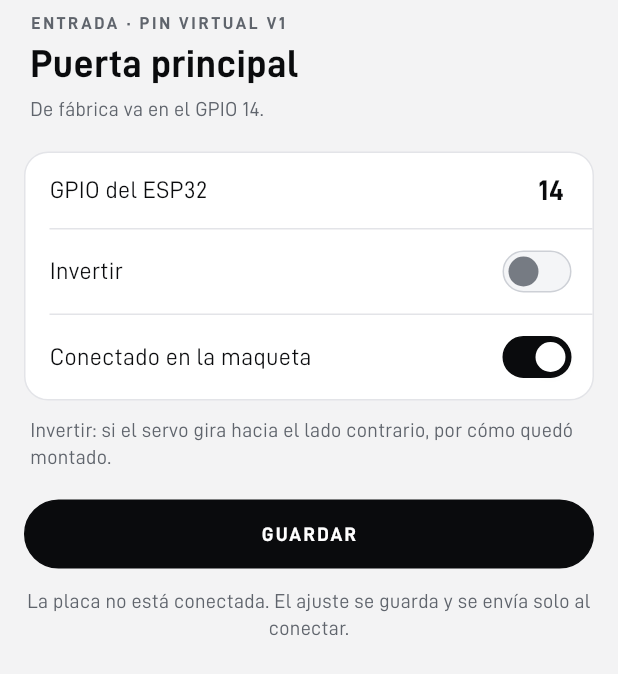
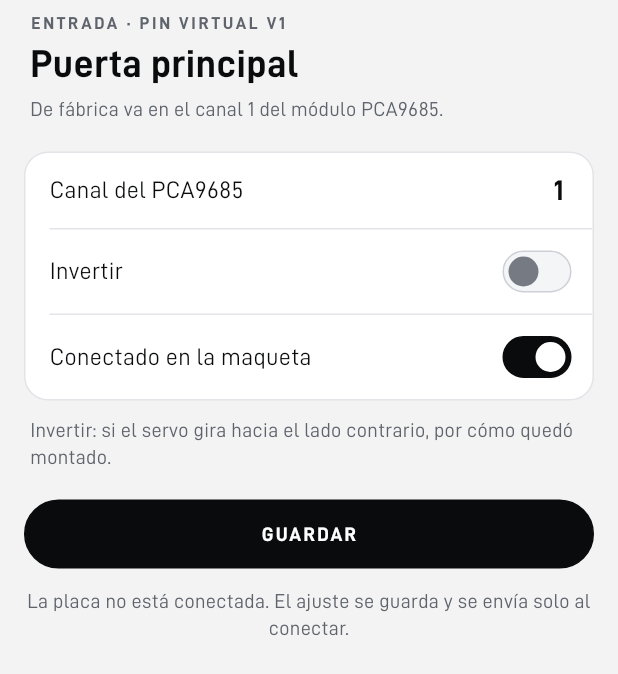
Before and after one commit to Samestves/Domotica-Control-App, a Flutter app: the _PinSheet widget shown alone on an empty page, opened directly with sample values from the repository, on a phone screen of 412 x 824 dp. Shown: the top 674 px of the screen. Run offline on Flutter 3.47's test engine with Material 3 defaults, Android fonts, the phone set to English and light mode, and no system bars; our stand-ins replace flutter_blue_plus, flutter_tts, shared_preferences, speech_to_text; accounts and stored records are empty; network calls fail.

Commit message:
casa-0.8 (servos por el módulo PCA9685) y app 0.9.5 con canales del PCA
- Firmware: puertas y persianas por el PCA9685 (SDA 21, SCL 22), canal = su pin virtual; se mueven
  de a uno (150 ms); ERR si el módulo no responde y lo vuelve a buscar cada 2 s; GPIO 21 y 22
  reservados; memoria Minimal SPIFFS (lista para actualizar por Wi-Fi). La clave y los ajustes de
  casa-0.7 se conservan (misma zona nvs). Compilada en firmware/versiones/casa-0.8; sin probar en placa.
- App: la hoja de pines pide el canal en puertas y persianas (CFG 100 + canal); los ajustes viejos de
  servos pasan a su canal. 87 pruebas.

Co-Authored-By: Claude Opus 5.5 <noreply@anthropic.com>

```diff
--- a/lib/models/controls.dart
+++ b/lib/models/controls.dart
@@ -6,7 +6,8 @@ export 'pins.dart';
 enum ControlKind { light, door, blind }
 
 /// Un control del panel Casa. El número de pin virtual (V0, V10…) es lo que viaja en el mensaje
-/// y es el mismo que usaba el grupo en Blynk. `gpio` es el pin físico por defecto en el ESP32.
+/// y es el mismo que usaba el grupo en Blynk. `gpio` es el pin de fábrica: en las luces, el GPIO del ESP32;
+/// en puertas y persianas, el canal del módulo PCA9685 (desde casa-0.8), que es su mismo pin virtual.
 class ControlSpec {
   final int vpin;
   final String label;
@@ -27,36 +28,49 @@ class ControlSpec {
   });
 
   bool get isGarage => vpin == CasaPins.garage;
+
+  /// Puertas y persianas van en el módulo PCA9685, no en un GPIO.
+  bool get onPca => kind == ControlKind.door || kind == ControlKind.blind;
 }
 
-/// Cableado de la maqueta del grupo, según su documento «Conexiones GPIO».
+/// Cableado de la maqueta del grupo. Luces: su documento «Conexiones GPIO». Puertas y persianas:
+/// el canal del módulo PCA9685 con su mismo número de pin virtual (casa-0.8).
 const casaControls = <ControlSpec>[
-  ControlSpec(vpin: 1, label: 'Puerta principal', room: 'Entrada', kind: ControlKind.door, gpio: 14),
+  ControlSpec(vpin: 1, label: 'Puerta principal', room: 'Entrada', kind: ControlKind.door, gpio: 1),
   ControlSpec(vpin: 10, label: 'Luz 1', room: 'Sala', kind: ControlKind.light, gpio: 2),
   ControlSpec(vpin: 11, label: 'Luz 2', room: 'Sala', kind: ControlKind.light, gpio: 4),
-  ControlSpec(vpin: 2, label: 'Puerta', room: 'Sala', kind: ControlKind.door, gpio: 15),
-  ControlSpec(vpin: 5, label: 'Persiana', room: 'Sala', kind: ControlKind.blind, gpio: 18),
+  ControlSpec(vpin: 2, label: 'Puerta', room: 'Sala', kind: ControlKind.door, gpio: 2),
+  ControlSpec(vpin: 5, label: 'Persiana', room: 'Sala', kind: ControlKind.blind, gpio: 5),
   ControlSpec(vpin: 12, label: 'Luz', room: 'Cocina', kind: ControlKind.light, gpio: 5),
-  ControlSpec(vpin: 7, label: 'Persiana 1', room: 'Cocina', kind: ControlKind.blind, gpio: 21),
-  ControlSpec(vpin: 8, label: 'Persiana 2', room: 'Cocina', kind: ControlKind.blind, gpio: 22),
+  ControlSpec(vpin: 7, label: 'Persiana 1', room: 'Cocina', kind: ControlKind.blind, gpio: 7),
+  ControlSpec(vpin: 8, label: 'Persiana 2', room: 'Cocina', kind: ControlKind.blind, gpio: 8),
   ControlSpec(vpin: 13, label: 'Luz', room: 'Baño', kind: ControlKind.light, gpio: 12),
-  ControlSpec(vpin: 3, label: 'Puerta', room: 'Baño', kind: ControlKind.door, gpio: 16),
+  ControlSpec(vpin: 3, label: 'Puerta', room: 'Baño', kind: ControlKind.door, gpio: 3),
   ControlSpec(vpin: 14, label: 'Luz', room: 'Cuarto', kind: ControlKind.light, gpio: 25),
-  ControlSpec(vpin: 4, label: 'Puerta', room: 'Cuarto', kind: ControlKind.door, gpio: 17),
-  ControlSpec(vpin: 6, label: 'Persiana', room: 'Cuarto', kind: ControlKind.blind, gpio: 19),
+  ControlSpec(vpin: 4, label: 'Puerta', room: 'Cuarto', kind: ControlKind.door, gpio: 4),
+  ControlSpec(vpin: 6, label: 'Persiana', room: 'Cuarto', kind: ControlKind.blind, gpio: 6),
   ControlSpec(vpin: 15, label: 'Luz', room: 'Garaje', kind: ControlKind.light, gpio: 26),
-  ControlSpec(vpin: 0, label: 'Portón', room: 'Garaje', kind: ControlKind.door, gpio: 13),
+  ControlSpec(vpin: 0, label: 'Portón', room: 'Garaje', kind: ControlKind.door, gpio: 0),
 ];
 
 /// La sirena no tiene tarjeta propia (se maneja desde la seguridad), pero su pin se puede ajustar.
 const casaSiren = ControlSpec(vpin: CasaPins.siren, label: 'Sirena', room: 'Seguridad', kind: ControlKind.light, gpio: 27);
+
+/// El control de un pin virtual de la casa (incluida la sirena), o null.
+ControlSpec? casaSpec(int vpin) => vpin == casaSiren.vpin ? casaSiren : casaControls.where((c) => c.vpin == vpin).firstOrNull;
 
 /// Habitaciones en el orden en que aparecen en el panel.
 List<String> get casaRooms => {for (final c in casaControls) c.room}.toList();
 
 extension ControlPins on ControlSpec {
   /// El ajuste vigente de este control: el guardado para la placa o el de fábrica.
-  PinConfig pinsFor(SavedDevice d) => d.pins[vpin] ?? PinConfig(gpio, inverted: inverted, enabled: enabled);
+  /// Un servo guardado antes de casa-0.8 (un GPIO) pasa a su canal de fábrica, con su invertir y activar.
+  PinConfig pinsFor(SavedDevice d) {
+    final saved = d.pins[vpin];
+    if (!onPca) return saved ?? PinConfig(gpio, inverted: inverted, enabled: enabled);
+    if (saved == null) return PinConfig(gpio, inverted: inverted, enabled: enabled, pca: true);
+    return saved.pca ? saved : PinConfig(gpio, inverted: saved.inverted, enabled: saved.enabled, pca: true);
+  }
 
   bool isEnabledOn(SavedDevice d) => pinsFor(d).enabled;
 }
@@ -68,6 +82,10 @@ String? gpioProblem(int gpio, {bool output = true}) {
   if (gpio >= 6 && gpio <= 11) return 'Los GPIO 6 a 11 los usa la memoria de la placa.';
   if (gpio == 1 || gpio == 3) return 'Los GPIO 1 y 3 son el cable USB (Monitor Serie) de la placa.';
   if (const {20, 24, 28, 29, 30, 31}.contains(gpio)) return 'El GPIO $gpio no existe en el ESP32.';
+  if (gpio == 21 || gpio == 22) return 'Los GPIO 21 y 22 los usa el módulo PCA9685 (SDA y SCL).';
   if (output && gpio >= 34) return 'Los GPIO 34 a 39 solo sirven como entrada.';
   return null;
 }
+
+/// Revisa un canal del módulo PCA9685. Devuelve el problema, o null si está bien.
+String? channelProblem(int channel) => channel < 0 || channel > 15 ? 'El módulo PCA9685 tiene canales del 0 al 15.' : null;
--- a/lib/models/device.dart
+++ b/lib/models/device.dart
@@ -17,16 +17,22 @@ extension ProfileLabel on Profile {
       };
 }
 
-/// Ajuste de un control: a qué GPIO va, si está invertido y si está conectado en la maqueta.
+/// Ajuste de un control: a qué pin va, si está invertido y si está conectado en la maqueta.
+/// Luces y sirena: [gpio] es el GPIO del ESP32. Puertas y persianas ([pca]): es el canal del módulo PCA9685
+/// (desde casa-0.8). Un ajuste de servo guardado antes de eso no tiene [pca] y su GPIO ya no sirve.
 class PinConfig {
   final int gpio;
   final bool inverted;
   final bool enabled;
-  const PinConfig(this.gpio, {required this.inverted, this.enabled = true});
+  final bool pca;
+  const PinConfig(this.gpio, {required this.inverted, this.enabled = true, this.pca = false});
 
-  Map<String, dynamic> toJson() => {'g': gpio, 'i': inverted, 'e': enabled};
-  factory PinConfig.fromJson(Map<String, dynamic> j) =>
-      PinConfig(j['g'] as int, inverted: j['i'] as bool? ?? false, enabled: j['e'] as bool? ?? true);
+  /// Lo que viaja en CFG: el GPIO, o 100 + el canal del PCA9685.
+  int get code => pca ? 100 + gpio : gpio;
+
+  Map<String, dynamic> toJson() => {'g': gpio, 'i': inverted, 'e': enabled, if (pca) 'p': true};
+  factory PinConfig.fromJson(Map<String, dynamic> j) => PinConfig(j['g'] as int,
+      inverted: j['i'] as bool? ?? false, enabled: j['e'] as bool? ?? true, pca: j['p'] as bool? ?? false);
 }
 
 /// Una placa guardada en el teléfono.
--- a/lib/state/app_state.dart
+++ b/lib/state/app_state.dart
@@ -12,8 +12,8 @@ import '../core/protocol.dart';
 import '../core/updater.dart';
 import '../core/wifi_link.dart';
 import '../core/wifi_net.dart';
+import '../models/controls.dart';
 import '../models/device.dart';
-import '../models/pins.dart';
 import '../version.dart';
 
 class LogLine {
@@ -384,8 +384,12 @@ class Session extends ChangeNotifier {
 
   /// La app es la fuente de verdad de los pines: al conectar, envía a la placa
   /// todos los ajustes guardados, aunque se hayan hecho sin conexión.
+  /// En la casa, un servo guardado con un GPIO (antes de casa-0.8) se envía con su canal del PCA9685.
   void _pushPinConfig() {
-    device.pins.forEach((vpin, p) => sendRaw(cfgMsg(vpin, p.gpio, inverted: p.inverted, enabled: p.enabled)));
+    device.pins.forEach((vpin, saved) {
+      final p = (device.profile == Profile.casa ? casaSpec(vpin)?.pinsFor(device) : null) ?? saved;
+      sendRaw(cfgMsg(vpin, p.code, inverted: p.inverted, enabled: p.enabled));
+    });
   }
 
   void _onLine(String line) {
--- a/lib/ui/widgets/common.dart
+++ b/lib/ui/widgets/common.dart
@@ -36,7 +36,8 @@ class MessageConsole extends StatelessWidget {
   }
 }
 
-/// Abre la hoja para cambiar a qué GPIO va un control, si está invertido y si existe en la maqueta.
+/// Abre la hoja para cambiar a qué pin va un control (GPIO, o canal del PCA9685 en puertas y persianas),
+/// si está invertido y si existe en la maqueta.
 Future<void> showPinSheet(BuildContext context, Session session, ControlSpec spec) {
   final app = AppScope.read(context);
   return showAppSheet<void>(context, (_) => _PinSheet(session: session, spec: spec, onSaved: app.saveChanges));
@@ -60,6 +61,7 @@ class _PinSheetState extends State<_PinSheet> {
 
   ControlSpec get _spec => widget.spec;
   Session get _session => widget.session;
+  bool get _pca => _spec.onPca;
 
   @override
   void initState() {
@@ -78,16 +80,16 @@ class _PinSheetState extends State<_PinSheet> {
 
   Future<void> _save() async {
     final g = int.tryParse(_gpio.text.trim());
-    final problem = g == null ? 'Escribe un número.' : gpioProblem(g);
+    final problem = g == null ? 'Escribe un número.' : (_pca ? channelProblem(g) : gpioProblem(g));
     if (problem != null) {
       setState(() => _error = problem);
       return;
     }
-    await _apply(PinConfig(g!, inverted: _inverted, enabled: _enabled), custom: true);
+    await _apply(PinConfig(g!, inverted: _inverted, enabled: _enabled, pca: _pca), custom: true);
   }
 
   Future<void> _reset() async {
-    await _apply(PinConfig(_spec.gpio, inverted: _spec.inverted, enabled: _spec.enabled), custom: false);
+    await _apply(PinConfig(_spec.gpio, inverted: _spec.inverted, enabled: _spec.enabled, pca: _pca), custom: false);
   }
 
   /// Guarda el ajuste en la app, lo envía a la placa y cierra la hoja.
@@ -95,7 +97,7 @@ class _PinSheetState extends State<_PinSheet> {
     final pins = _session.device.pins;
     custom ? pins[_spec.vpin] = p : pins.remove(_spec.vpin);
     await widget.onSaved();
-    _session.sendRaw(cfgMsg(_spec.vpin, p.gpio, inverted: p.inverted, enabled: p.enabled));
+    _session.sendRaw(cfgMsg(_spec.vpin, p.code, inverted: p.inverted, enabled: p.enabled));
     if (mounted) Navigator.pop(context);
   }
 
@@ -114,7 +116,7 @@ class _PinSheetState extends State<_PinSheet> {
           child: SheetHeader(
             eyebrow: '${_spec.room} · pin virtual V${_spec.vpin}',
             title: _spec.label,
-            detail: 'De fábrica va en el GPIO ${_spec.gpio}.',
+            detail: _pca ? 'De fábrica va en el canal ${_spec.gpio} del módulo PCA9685.' : 'De fábrica va en el GPIO ${_spec.gpio}.',
           ),
         ),
         const SizedBox(height: 20),
@@ -122,7 +124,7 @@ class _PinSheetState extends State<_PinSheet> {
           Padding(
             padding: const EdgeInsets.symmetric(horizontal: 16),
             child: Row(children: [
-              const Expanded(child: Text('GPIO del ESP32', style: T.body)),
+              Expanded(child: Text(_pca ? 'Canal del PCA9685' : 'GPIO del ESP32', style: T.body)),
               SizedBox(
                 width: 80,
                 child: TextField(
@@ -152,7 +154,7 @@ class _PinSheetState extends State<_PinSheet> {
         PillButton(connected ? 'Guardar y enviar' : 'Guardar', expand: true, onTap: _save),
         if (custom) ...[
           const SizedBox(height: 10),
-          PillButton('Volver al GPIO ${_spec.gpio}', kind: PillKind.secondary, expand: true, onTap: _reset),
+          PillButton(_pca ? 'Volver al canal ${_spec.gpio}' : 'Volver al GPIO ${_spec.gpio}', kind: PillKind.secondary, expand: true, onTap: _reset),
         ],
         if (!connected)
           Padding(
@@ -165,9 +167,9 @@ class _PinSheetState extends State<_PinSheet> {
   }
 }
 
-/// «V10 · GPIO 2»: pin virtual y físico de un control, para el modo técnico.
+/// «V10 · GPIO 2» o «V4 · canal 4»: pin virtual y físico de un control, para el modo técnico.
 String pinLabel(SavedDevice d, ControlSpec s) {
   final p = s.pinsFor(d);
   if (!p.enabled) return 'V${s.vpin} · sin conectar';
-  return 'V${s.vpin} · GPIO ${p.gpio}${p.inverted ? ' · inv' : ''}';
+  return 'V${s.vpin} · ${p.pca ? 'canal' : 'GPIO'} ${p.gpio}${p.inverted ? ' · inv' : ''}';
 }
--- a/lib/version.dart
+++ b/lib/version.dart
@@ -1,13 +1,11 @@
 /// Versión que se muestra en la app. Mantener igual a `version` en pubspec.yaml.
-const appVersion = 'Alpha 0.9.4';
-const appBuild = 24;
+const appVersion = 'Alpha 0.9.5';
+const appBuild = 25;
 
 /// Qué trae esta versión. La app lo muestra una vez al abrirla después de actualizar (y en Ajustes → Acerca de),
 /// y tool/publicar.ps1 lo usa como descripción de la Release en GitHub. Una frase corta por punto.
 const appNews = [
-  'Inicio más limpio: toca una tarjeta para entrar, mantenla presionada para ver sus opciones y agrega placas al final de la lista.',
-  'Ahora se puede cambiar el nombre de un dispositivo desde sus opciones.',
-  'En la casa, las luces y puertas se prenden tocando su tarjeta, y la seguridad avisa si una entrada quedó abierta antes de armar.',
-  'En el carrito, la distancia al obstáculo es una barra que se llena y se pone roja al acercarse.',
-  'Al agregar un dispositivo, el nombre es opcional. El registro de mensajes queda en el modo técnico.',
+  'Lista para la casa con el módulo PCA9685 (casa-0.8): en puertas y persianas, la hoja de pines pide el canal del módulo.',
+  'Los ajustes viejos de los servos pasan solos a su canal, sin perder invertir ni activar.',
+  'Los GPIO 21 y 22 quedan reservados para el módulo (SDA y SCL).',
 ];
--- a/pubspec.yaml
+++ b/pubspec.yaml
@@ -3,7 +3,7 @@ description: "App para controlar la maqueta domótica y el carro robot por Bluet
 publish_to: 'none'
 
 # version: nombre+nÃºmero de compilaciÃ³n. Mantener igual a lib/version.dart.
-version: 0.9.4+24
+version: 0.9.5+25
 
 environment:
   sdk: ^3.13.4
```
Also changed, not shown: 6 other files.
